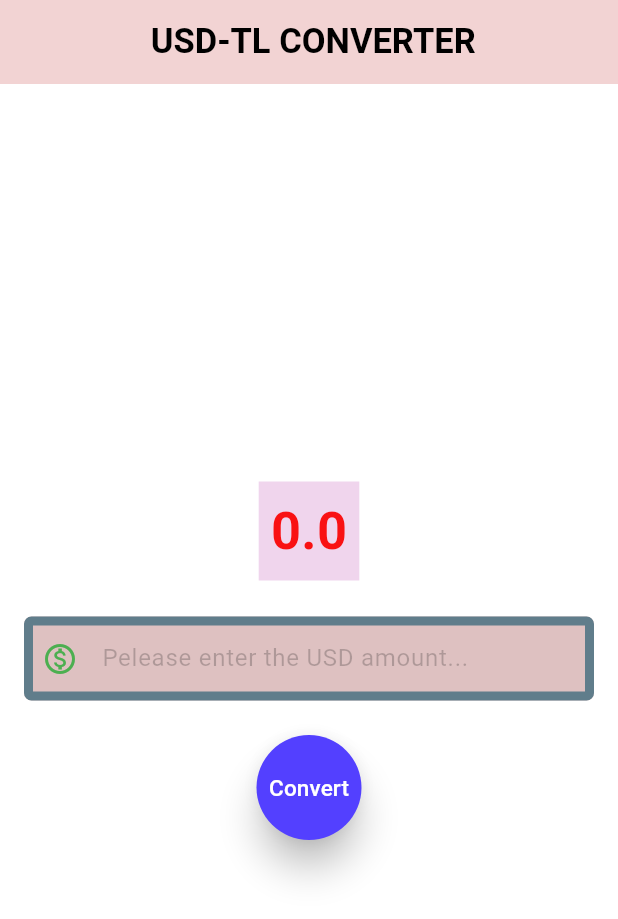
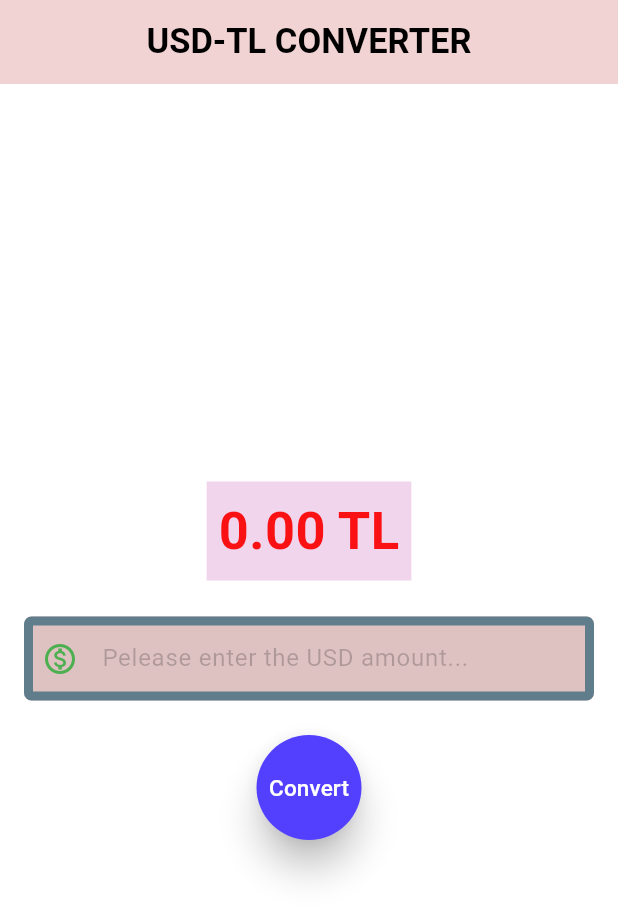
Before and after one commit to CumaliORUC/FLUTTER-CONVERTER, a Flutter app: the screen it shows after launch, on a phone screen of 412 x 824 dp. Shown: the top 919 px of the screen. Run offline on Flutter 3.47's test engine with Material 3 defaults, Android fonts, the phone set to English and light mode, and no system bars.

Commit message:
Statefull widget added

```diff
--- /dev/null
+++ b/lib/currency_converter_statefull.dart
@@ -0,0 +1,120 @@
+import 'package:flutter/material.dart';
+
+class CurrencyConverterStatefullPage extends StatefulWidget {
+  const CurrencyConverterStatefullPage(
+      {super.key}); //burada bizden bir state method bekliyor. onu oluşturduk ve diğer classı buraya implement ettik.
+  @override
+  State<CurrencyConverterStatefullPage> createState() =>
+      _CurrencyConverterPageState();
+}
+
+class _CurrencyConverterPageState extends State<CurrencyConverterStatefullPage> {
+  //State içerisnde olukça önmeli methodlar var. Aslında statefullwidget in beyni gibi
+  //setState, dispose, initState gibi...
+  double result = 0;
+  final TextEditingController textEditingController = TextEditingController();
+  @override
+  Widget build(BuildContext context) {
+    const border = OutlineInputBorder(
+      // ignore: prefer_const_constructors
+      borderSide: BorderSide(
+        //Border çizgisini daha da aktif hale getiriyor.
+        color: Colors.blueGrey,
+        width: 6.0,
+        style: BorderStyle.solid,
+        strokeAlign: BorderSide.strokeAlignInside,
+      ),
+      // borderRadius: BorderRadius.all(Radius.circular(25))),
+      borderRadius: BorderRadius.horizontal(
+          left: Radius.circular(5), right: Radius.circular(5)),
+    );
+    return Scaffold(
+      appBar: AppBar(
+        backgroundColor: const Color.fromARGB(255, 242, 211, 211),
+
+        title: const Text("USD-TL CONVERTER"),
+        titleTextStyle: const TextStyle(
+          fontSize: 23.0,
+          color: Colors.black,
+          fontWeight: FontWeight.bold,
+        ),
+
+        centerTitle: true, //align the title on the center
+      ), //header
+      backgroundColor: Colors.white,
+      //Scaffold header, body ve footer a giriş yapmamızı sağlar.
+      body: Center(
+        child: Column(
+          //Column sadece belirli bir alanı kontrol eder.
+          mainAxisAlignment: MainAxisAlignment.center,
+          crossAxisAlignment: CrossAxisAlignment.center,
+          children: [
+            Padding(
+              padding: const EdgeInsets.all(8.0),
+              child: Container(
+                padding: const EdgeInsets.all(8.0),
+                margin: const EdgeInsets.all(8.0),
+                color: const Color.fromARGB(112, 220, 159, 215),
+                child: Text(
+                  '${result.toStringAsFixed(2)} TL',
+                  style: const TextStyle(
+                    fontSize: 35, //font Size
+                      fontWeight: FontWeight.bold, //font Weight
+                      color: Color.fromRGBO(250, 0, 0, 0.92)),
+                ),
+              ),
+            ),
+            Container(
+              padding: const EdgeInsets.symmetric(horizontal: 8.0),
+              margin: const EdgeInsets.all(8.0),
+              child: TextField(
+                controller: textEditingController,
+                style: const TextStyle(
+                  color: Color.fromARGB(200, 189, 36, 36),
+                ),
+                decoration: const InputDecoration(
+                  hintText: "Pelease enter the USD amount...",
+                  hintStyle: TextStyle(color: Color.fromARGB(60, 18, 17, 17)),
+                  prefixIcon: Icon(Icons.monetization_on_outlined),
+                  prefixIconColor: Colors.green, //prefix ıcon
+                  filled: true,
+                  fillColor: Color.fromARGB(167, 205, 160, 160),
+                  focusedBorder: border,
+                  enabledBorder: border,
+                ),
+                keyboardType: const TextInputType
+                    .numberWithOptions(), //Eger virgül ve noktayı göremk istemiyorsan false yapabilirsin
+              ),
+            ),
+            Padding(
+              padding: const EdgeInsets.all(15.0),
+              child: ElevatedButton(
+                onPressed: () {
+                  //Tıklandığında olmasını isteğin bölümleri buraya ekliyoruz.
+                  setState(() {
+                    result = (double.parse(textEditingController.text) * 34.20);
+
+                  });
+                  /* if (kDebugMode) {
+                    print("button clicked");
+                  } */
+                },
+                style: TextButton.styleFrom(
+                  elevation: 10.0, //elevaiton yani shadow effect
+                  backgroundColor: const Color.fromARGB(255, 83, 64, 255),
+                  foregroundColor: Colors.white,
+                  minimumSize: const Size(100, 70.0),
+                  shape: const CircleBorder(),
+                ),
+                child: const Text(
+                  "Convert",
+                  style: TextStyle(fontSize: 15.0),
+                ),
+              ),
+            ),
+          ],
+        ),
+      ),
+    );
+  }
+}
--- a/lib/main.dart
+++ b/lib/main.dart
@@ -1,6 +1,8 @@
 import 'package:flutter/material.dart';
 
-import 'currency_converter.dart';
+import 'currency_converter_statefull.dart';
+
+
 
 
 void main() {
@@ -20,7 +22,7 @@ class MyApp extends StatelessWidget {
   @override
   build(BuildContext context) {
     return const MaterialApp(
-      home: CurrencyConverterPage1(),
+      home: CurrencyConverterStatefullPage(),
     );
   }
 }
```
